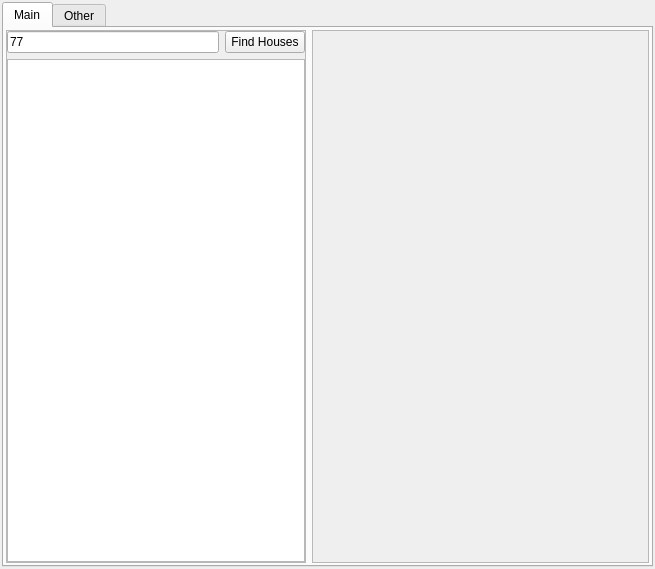
The window that XmlAddressParse.ui (Altsdandre/XmlAddressParse) describes before a commit, drawn with Qt 5.
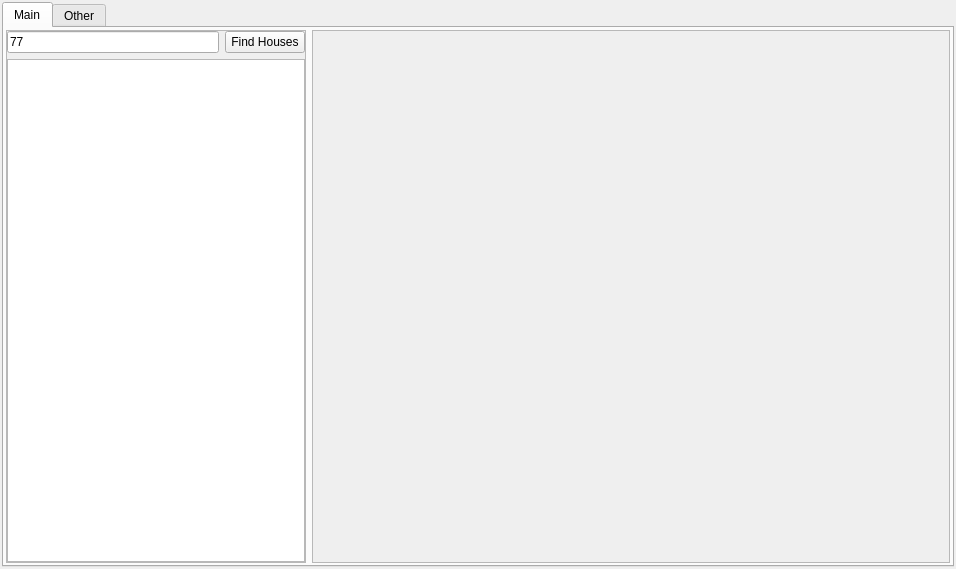
The same window after the commit.

The edit to the form file:
```diff
--- a/XmlAddressParse.ui
+++ b/XmlAddressParse.ui
@@ -6,7 +6,7 @@
    <rect>
     <x>0</x>
     <y>0</y>
-    <width>655</width>
+    <width>956</width>
     <height>569</height>
    </rect>
   </property>
@@ -124,7 +124,7 @@
             <rect>
              <x>0</x>
              <y>0</y>
-             <width>329</width>
+             <width>630</width>
              <height>532</height>
             </rect>
            </property>
```
